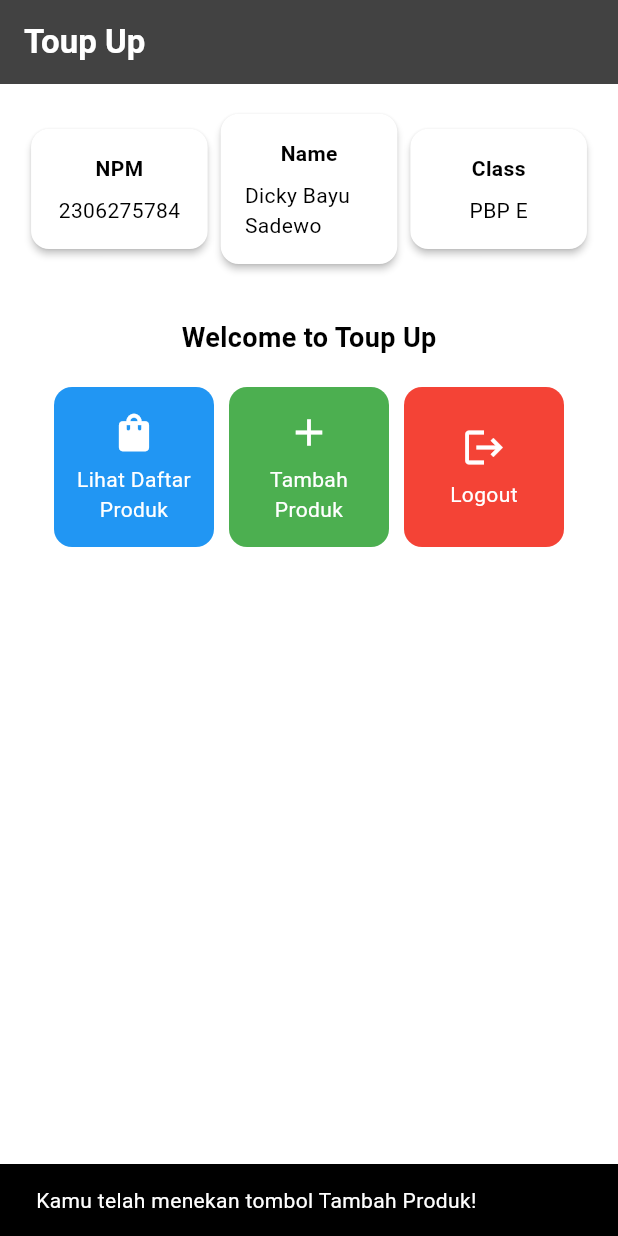
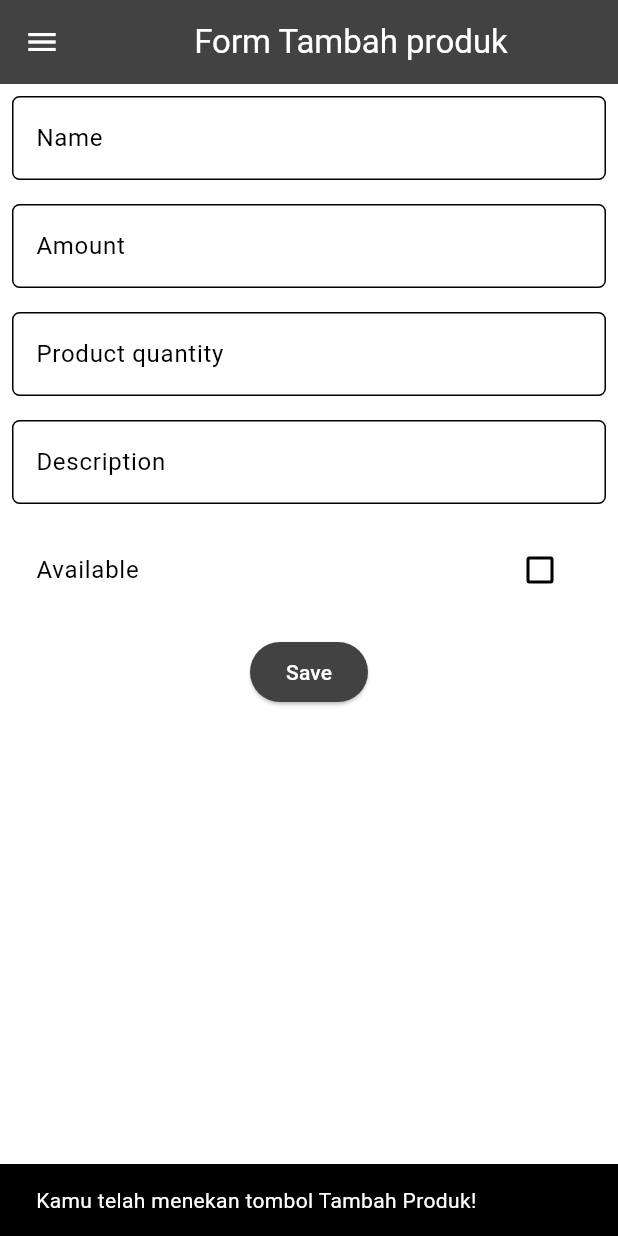
Before and after one commit to dickyybayu/toup-up-mobile, a Flutter app: the screen it shows after launch, after a tap on "Tambah Produk", on a phone screen of 412 x 824 dp. Run offline on Flutter 3.47's test engine with Material 3 defaults, Android fonts, the phone set to English and light mode, and no system bars.

Commit message:
Finished assignment 8

```diff
--- a/lib/main.dart
+++ b/lib/main.dart
@@ -1,5 +1,5 @@
 import 'package:flutter/material.dart';
-import 'package:toup_up/menu.dart';
+import 'package:toup_up/screens/menu.dart';
 
 void main() {
   runApp(const MyApp());
--- a/lib/menu.dart
+++ b/lib/screens/menu.dart
@@ -1,4 +1,6 @@
 import 'package:flutter/material.dart';
+import 'package:toup_up/widgets/left_drawer.dart';
+import 'package:toup_up/widgets/product_card.dart';
 
 class MyHomePage extends StatelessWidget {
   MyHomePage({super.key});
@@ -25,6 +27,7 @@ class MyHomePage extends StatelessWidget {
         ),
         backgroundColor: Theme.of(context).colorScheme.primary,
       ),
+      drawer: const LeftDrawer(),
       body: Padding(
         padding: const EdgeInsets.all(16.0),
         child: Column(
@@ -45,7 +48,7 @@ class MyHomePage extends StatelessWidget {
                   const Padding(
                     padding: EdgeInsets.only(top: 16.0),
                     child: Text(
-                      'Welcome to Toup Up',
+                      'Welcome to Toup Up!',
                       style: TextStyle(
                         fontWeight: FontWeight.bold,
                         fontSize: 18.0,
@@ -100,54 +103,3 @@ class InfoCard extends StatelessWidget {
     );
   }
 }
-
-class ItemHomepage {
-    final String name;
-    final IconData icon;
-    final Color color;
-
-    ItemHomepage(this.name, this.icon, this.color);
-}
-
-class ItemCard extends StatelessWidget {
-  final ItemHomepage item;
-  const ItemCard(this.item, {super.key});
-  @override
-  Widget build(BuildContext context) {
-    return Material(
-      color: item.color,
-      borderRadius: BorderRadius.circular(12),
-      child: InkWell(
-        onTap: () {
-          ScaffoldMessenger.of(context)
-            ..hideCurrentSnackBar()
-            ..showSnackBar(
-              SnackBar(content: Text("Kamu telah menekan tombol ${item.name}!"))
-            );
-        },
-        child: Container(
-          padding: const EdgeInsets.all(8),
-          child: Center(
-            child: Column(
-              mainAxisAlignment: MainAxisAlignment.center,
-              children: [
-                Icon(
-                  item.icon,
-                  color: Colors.white,
-                  size: 30.0,
-                ),
-                const Padding(padding: EdgeInsets.all(3)),
-                Text(
-                  item.name,
-                  textAlign: TextAlign.center,
-                  style: const TextStyle(color: Colors.white),
-                ),
-              ],
-            ),
-          ),
-        ),
-      ),
-    );
-  }
-
-}
--- /dev/null
+++ b/lib/screens/productentry_form.dart
@@ -0,0 +1,219 @@
+import 'package:flutter/material.dart';
+import 'package:toup_up/widgets/left_drawer.dart';
+
+class ProductEntryFormPage extends StatefulWidget {
+  const ProductEntryFormPage({super.key});
+
+  @override
+  State<ProductEntryFormPage> createState() => _ProductEntryFormPageState();
+}
+
+class _ProductEntryFormPageState extends State<ProductEntryFormPage> {
+  final _formKey = GlobalKey<FormState>();
+  String _name = "";
+  int _amount = 0;
+  int _productQuantity = 0;
+  String _description = "";
+  bool _isAvailable = false;
+
+
+  @override
+  Widget build(BuildContext context) {
+    return Scaffold(
+      appBar: AppBar(
+        title: const Center(
+          child: Text(
+            'Form Tambah produk',
+          ),
+        ),
+        backgroundColor: Theme.of(context).colorScheme.primary,
+        foregroundColor: Colors.white,
+      ),
+      drawer: LeftDrawer(),
+      body: Form(
+        key: _formKey,
+        child: SingleChildScrollView(
+          child: Column(
+            crossAxisAlignment: CrossAxisAlignment.start,
+            children: [
+              Padding(
+                padding: const EdgeInsets.all(8.0),
+                child: TextFormField(
+                  decoration: InputDecoration(
+                    hintText: "Name",
+                    labelText: "Name",
+                    border: OutlineInputBorder(
+                      borderRadius: BorderRadius.circular(5.0),
+                    ),
+                  ),
+                  onChanged: (String? value) {
+                    setState(() {
+                      _name = value!;
+                    });
+                  },
+                  validator: (String? value) {
+                    if (value == null || value.isEmpty) {
+                      return "Name tidak boleh kosong!";
+                    }
+                    if (value.length < 1) {
+                      return "Name minimal 1 karakter!";
+                    }
+                    if (value.length > 1000) {
+                      return "Name maksimal 1000 karakter!";
+                    }
+                    return null;
+                  },
+                ),
+              ),
+              Padding(
+                padding: const EdgeInsets.all(8.0),
+                child: TextFormField(
+                  decoration: InputDecoration(
+                    hintText: "Amount",
+                    labelText: "Amount",
+                    border: OutlineInputBorder(
+                      borderRadius: BorderRadius.circular(5.0),
+                    ),
+                  ),
+                  onChanged: (String? value) {
+                    setState(() {
+                      _amount = int.tryParse(value!) ?? 0;
+                    });
+                  },
+                  validator: (String? value) {
+                    if (value == null || value.isEmpty) {
+                      return "Amount tidak boleh kosong!";
+                    }
+                    final amountValue = int.tryParse(value);
+                    if (amountValue == null || amountValue <= 0) {
+                      return "Amount harus berupa angka positif!";
+                    }
+                    return null;
+                  },
+                ),
+              ),
+              Padding(
+                padding: const EdgeInsets.all(8.0),
+                child: TextFormField(
+                  decoration: InputDecoration(
+                    hintText: "Product quantity",
+                    labelText: "Product quantity",
+                    border: OutlineInputBorder(
+                      borderRadius: BorderRadius.circular(5.0),
+                    ),
+                  ),
+                  onChanged: (String? value) {
+                    setState(() {
+                      _productQuantity = int.tryParse(value!) ?? 0;
+                    });
+                  },
+                  validator: (String? value) {
+                    if (value == null || value.isEmpty) {
+                      return "Product quantity tidak boleh kosong!";
+                    }
+                    final quantityValue = int.tryParse(value);
+                    if (quantityValue == null || quantityValue <= 0) {
+                      return "Product quantity harus berupa angka positif!";
+                    }
+                    return null;
+                  },
+                ),
+              ),
+              Padding(
+                padding: const EdgeInsets.all(8.0),
+                child: TextFormField(
+                  decoration: InputDecoration(
+                    hintText: "Description",
+                    labelText: "Description",
+                    border: OutlineInputBorder(
+                      borderRadius: BorderRadius.circular(5.0),
+                    ),
+                  ),
+                  onChanged: (String? value) {
+                    setState(() {
+                      _description = value!;
+                    });
+                  },
+                  validator: (String? value) {
+                    if (value == null || value.isEmpty) {
+                      return "Description tidak boleh kosong!";
+                    }
+                    if (value.length < 10) {
+                      return "Description minimal 10 karakter!";
+                    }
+                    if (value.length > 2000) {
+                      return "Description maksimal 2000 karakter!";
+                    }
+                    return null;
+                  },
+                ),
+              ),
+            Padding(
+              padding: const EdgeInsets.all(8.0),
+              child: CheckboxListTile(
+                title: const Text("Available"),
+                value: _isAvailable,
+                onChanged: (bool? value) {
+                  setState(() {
+                    _isAvailable = value ?? false;
+                  });
+                },
+              ),
+            ),
+              Align(
+                alignment: Alignment.bottomCenter,
+                child: Padding(
+                  padding: const EdgeInsets.all(8.0),
+                  child: ElevatedButton(
+                    style: ButtonStyle(
+                      backgroundColor: MaterialStateProperty.all(
+                        Theme.of(context).colorScheme.primary,
+                      ),
+                    ),
+                    onPressed: () {
+                      if (_formKey.currentState!.validate()) {
+                        showDialog(
+                          context: context,
+                          builder: (context) {
+                            return AlertDialog(
+                              title: const Text('product berhasil tersimpan'),
+                              content: SingleChildScrollView(
+                                child: Column(
+                                  crossAxisAlignment: CrossAxisAlignment.start,
+                                  children: [
+                                    Text('name: $_name'),
+                                    Text('amount: $_amount'),
+                                    Text('product Quantity: $_productQuantity'),
+                                    Text('description: $_description'),
+                                    Text('Available: ${_isAvailable ? "In Stock" : "Out of Stock"}'),
+                                  ],
+                                ),
+                              ),
+                              actions: [
+                                TextButton(
+                                  child: const Text('OK'),
+                                  onPressed: () {
+                                    Navigator.pop(context);
+                                    _formKey.currentState!.reset();
+                                  },
+                                ),
+                              ],
+                            );
+                          },
+                        );
+                      }
+                    },
+                    child: const Text(
+                      "Save",
+                      style: TextStyle(color: Colors.white),
+                    ),
+                  ),
+                ),
+              ),
+            ],
+          ),
+        ),
+      ),
+    );
+  }
+}
--- /dev/null
+++ b/lib/widgets/left_drawer.dart
@@ -0,0 +1,69 @@
+import 'package:flutter/material.dart';
+import 'package:toup_up/screens/menu.dart';
+import 'package:toup_up/screens/productentry_form.dart';
+
+class LeftDrawer extends StatelessWidget {
+  const LeftDrawer({super.key});
+
+  @override
+  Widget build(BuildContext context) {
+    return Drawer(
+      child: ListView(
+        children: [
+          DrawerHeader(
+          decoration: BoxDecoration(
+            color: Theme.of(context).colorScheme.primary,
+          ),
+          child: const Column(
+            children: [
+              Text(
+                'Toup Up',
+                textAlign: TextAlign.center,
+                style: TextStyle(
+                  fontSize: 24,
+                  fontWeight: FontWeight.bold,
+                  color: Colors.white,
+                ),
+              ),
+              Padding(padding: EdgeInsets.all(8)),
+              Text(
+                "Top Up termurah dan tepercaya!",
+                textAlign: TextAlign.center,
+                style: TextStyle(
+                  fontSize: 15,
+                  fontWeight: FontWeight.normal,
+                  color: Colors.white,
+                ),
+              ),
+            ],
+          ),
+          ),
+          ListTile(
+            leading: const Icon(Icons.home_outlined),
+            title: const Text('Halaman Utama'),
+            // Bagian redirection ke MyHomePage
+            onTap: () {
+              Navigator.pushReplacement(
+                  context,
+                  MaterialPageRoute(
+                    builder: (context) => MyHomePage(),
+                  ));
+            },
+          ),
+          ListTile(
+            leading: const Icon(Icons.shopping_bag),
+            title: const Text('Tambah Produk'),
+            // Bagian redirection ke ProductEntryFormPage
+            onTap: () {
+              Navigator.pushReplacement(
+                  context,
+                  MaterialPageRoute(
+                    builder: (context) => const ProductEntryFormPage(),
+                  ));
+            },
+          ),
+        ],
+      ),
+    );
+  }
+}
--- /dev/null
+++ b/lib/widgets/product_card.dart
@@ -0,0 +1,61 @@
+import 'package:flutter/material.dart';
+import 'package:toup_up/screens/productentry_form.dart';
+
+class ItemHomepage {
+  final String name;
+  final IconData icon;
+  final Color color;
+
+  ItemHomepage(this.name, this.icon, this.color);
+}
+
+class ItemCard extends StatelessWidget {
+  final ItemHomepage item;
+  const ItemCard(this.item, {super.key});
+
+  @override
+  Widget build(BuildContext context) {
+    return Material(
+      color: item.color,
+      borderRadius: BorderRadius.circular(12),
+      child: InkWell(
+        onTap: () {
+          ScaffoldMessenger.of(context)
+            ..hideCurrentSnackBar()
+            ..showSnackBar(SnackBar(
+                content: Text("Kamu telah menekan tombol ${item.name}!")));
+
+          if (item.name == "Tambah Produk") {
+            Navigator.push(
+              context,
+              MaterialPageRoute(
+                builder: (context) => const ProductEntryFormPage(),
+              ),
+            );
+          }
+        },
+        child: Container(
+          padding: const EdgeInsets.all(8),
+          child: Center(
+            child: Column(
+              mainAxisAlignment: MainAxisAlignment.center,
+              children: [
+                Icon(
+                  item.icon,
+                  color: Colors.white,
+                  size: 30.0,
+                ),
+                const Padding(padding: EdgeInsets.all(3)),
+                Text(
+                  item.name,
+                  textAlign: TextAlign.center,
+                  style: const TextStyle(color: Colors.white),
+                ),
+              ],
+            ),
+          ),
+        ),
+      ),
+    );
+  }
+}
```
Also changed, not shown: 1 other file.
